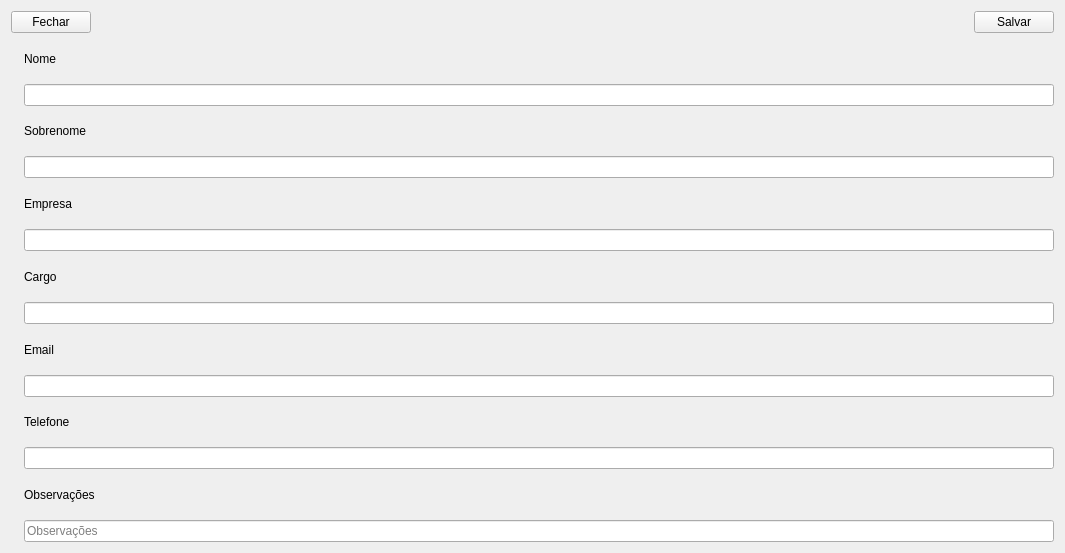
Old version of the form view/criar_contato_page.ui in the repository rafatosta/contatos.
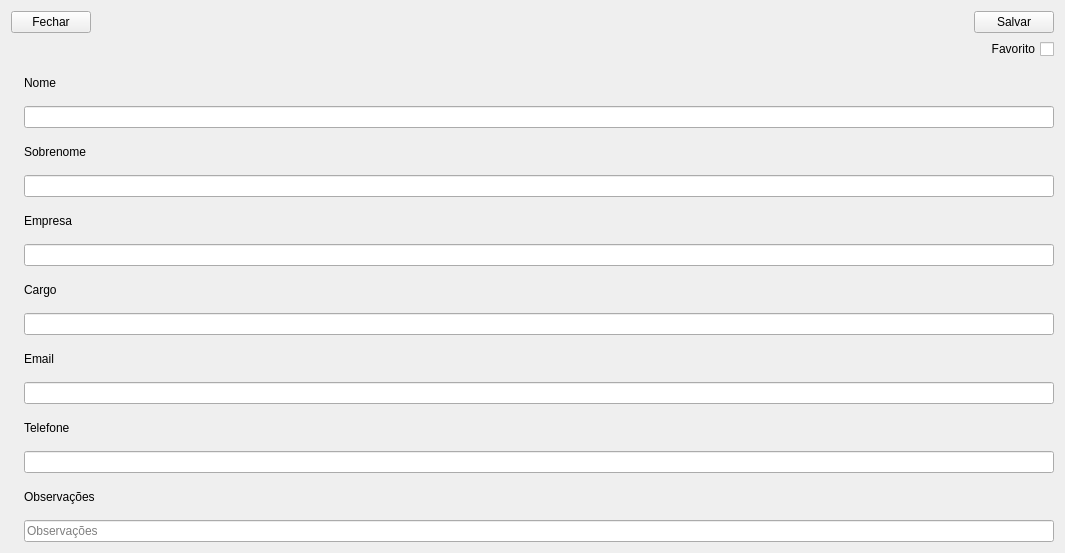
New version of the form. Icons and pictures are not drawn.

Patch:
```diff
--- a/view/criar_contato_page.ui
+++ b/view/criar_contato_page.ui
@@ -45,6 +45,16 @@
      </item>
     </layout>
    </item>
+   <item>
+    <widget class="QCheckBox" name="checkBox">
+     <property name="layoutDirection">
+      <enum>Qt::RightToLeft</enum>
+     </property>
+     <property name="text">
+      <string>Favorito</string>
+     </property>
+    </widget>
+   </item>
    <item>
     <layout class="QHBoxLayout" name="horizontalLayout_2">
      <item>
```
